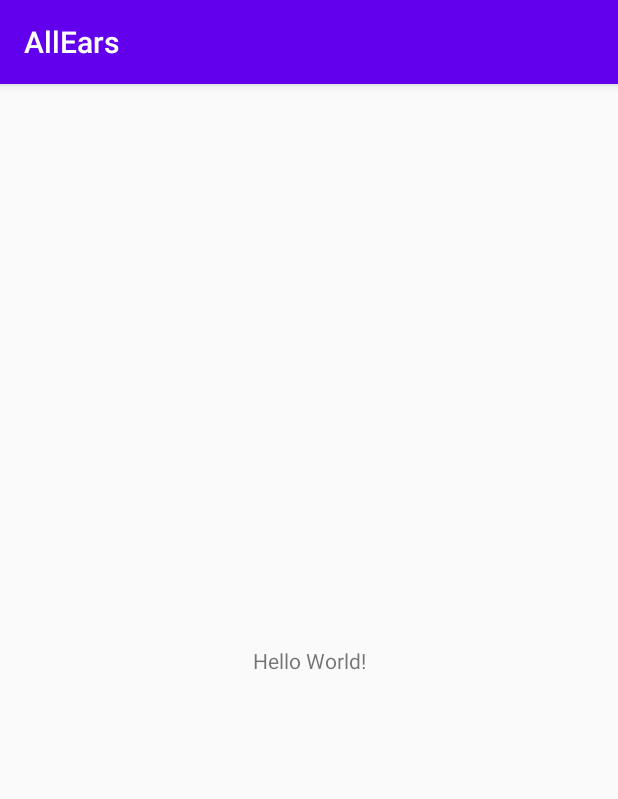
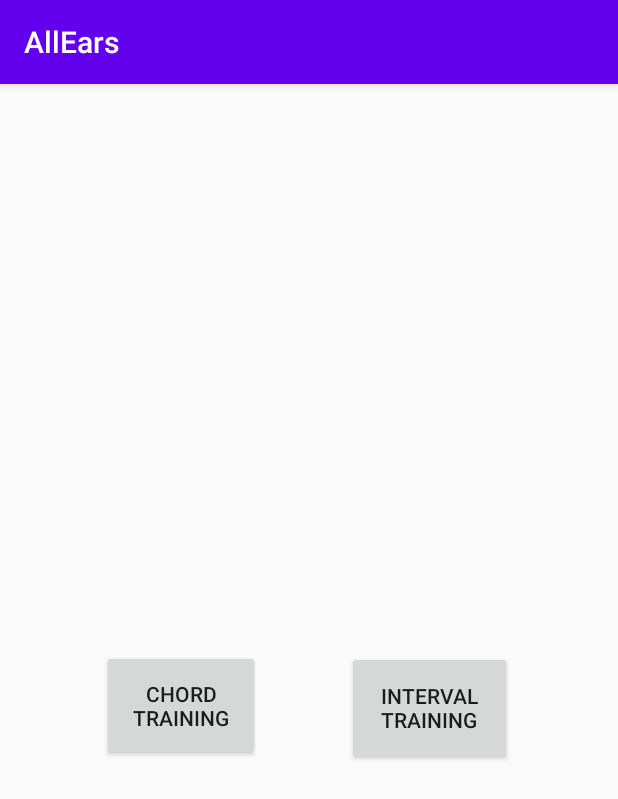
Before and after one commit to nikhilnair23/AllEars, an Android app: the screen it shows after launch (MainActivity), on a phone screen of 412 x 824 dp. Shown: the top 799 px of the screen. Run offline under Robolectric (Android 15) with nearby library versions, the light colour scheme and no system bars.

Commit message:
Added buttons and layout

```diff
--- /dev/null
+++ b/app/src/main/java/com/example/allears/IntervalActivity.java
@@ -0,0 +1,7 @@
+package com.example.allears;
+
+import androidx.appcompat.app.AppCompatActivity;
+
+public class IntervalActivity extends AppCompatActivity {
+
+}
--- a/app/src/main/java/com/example/allears/MainActivity.java
+++ b/app/src/main/java/com/example/allears/MainActivity.java
@@ -3,6 +3,7 @@ package com.example.allears;
 import androidx.appcompat.app.AppCompatActivity;
 
 import android.os.Bundle;
+import android.view.View;
 
 public class MainActivity extends AppCompatActivity {
 
@@ -11,4 +12,14 @@ public class MainActivity extends AppCompatActivity {
         super.onCreate(savedInstanceState);
         setContentView(R.layout.activity_main);
     }
+
+    public void onClick(View view){
+        switch (view.getId()) {
+            case R.id.chord_training_button:
+                break;
+
+            case R.id.interval_training_button:
+                break;
+        }
+    }
 }
--- a/app/src/main/res/layout/activity_main.xml
+++ b/app/src/main/res/layout/activity_main.xml
@@ -6,13 +6,30 @@
     android:layout_height="match_parent"
     tools:context=".MainActivity">
 
-    <TextView
-        android:layout_width="wrap_content"
-        android:layout_height="wrap_content"
-        android:text="Hello World!"
+    <Button
+        android:id="@+id/chord_training_button"
+        android:layout_width="105dp"
+        android:layout_height="74dp"
+        android:onClick="onClick"
+        android:text="Chord Training"
         app:layout_constraintBottom_toBottomOf="parent"
-        app:layout_constraintLeft_toLeftOf="parent"
-        app:layout_constraintRight_toRightOf="parent"
-        app:layout_constraintTop_toTopOf="parent" />
+        app:layout_constraintEnd_toEndOf="parent"
+        app:layout_constraintHorizontal_bias="0.222"
+        app:layout_constraintStart_toStartOf="parent"
+        app:layout_constraintTop_toTopOf="parent"
+        app:layout_constraintVertical_bias="0.544" />
+
+    <Button
+        android:id="@+id/interval_training_button"
+        android:layout_width="110dp"
+        android:layout_height="76dp"
+        android:onClick="onClick"
+        android:text="Interval Training"
+        app:layout_constraintBottom_toBottomOf="parent"
+        app:layout_constraintEnd_toEndOf="parent"
+        app:layout_constraintHorizontal_bias="0.767"
+        app:layout_constraintStart_toStartOf="parent"
+        app:layout_constraintTop_toTopOf="parent"
+        app:layout_constraintVertical_bias="0.546" />
 
 </androidx.constraintlayout.widget.ConstraintLayout>
```
